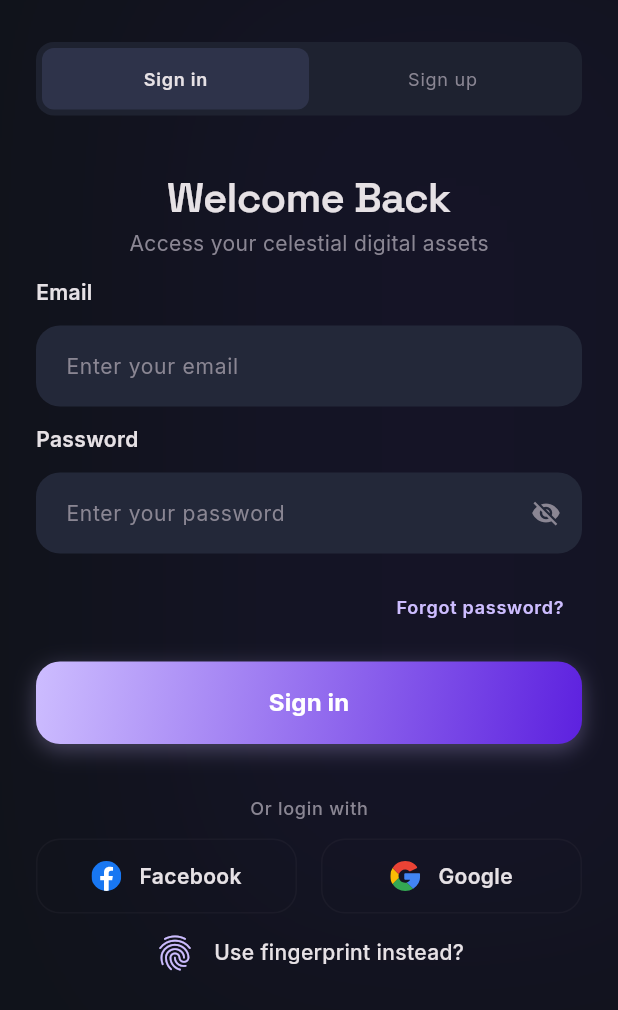
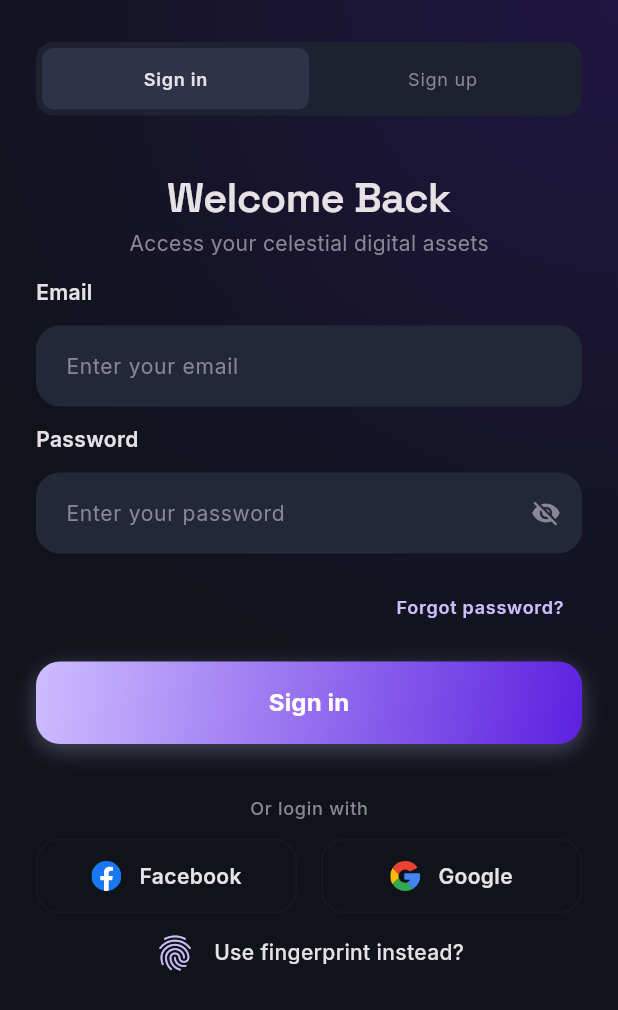
Before and after one commit to Ashraf0Sherif/Crypto, a Flutter app: the AuthScreen screen opened by its route, on a phone screen of 412 x 824 dp. Shown: the top 1010 px of the screen. Run offline on Flutter 3.47's test engine with Material 3 defaults, Android fonts, the phone set to English and light mode, and no system bars; our stand-ins replace fl_chart, flutter_svg, google_fonts, vector_graphics.

Commit message:
feat(auth): add radial gradient background and refactor auth screen layout
- Implement RadialGradient background decoration for AuthScreen
- Extract authentication header into a standalone AuthHeader widget
- Enable navigation to Home route upon sign-in/sign-up
- Make primary action button text dynamic based on auth state
- Improve layout spacing and structure

```diff
--- a/lib/features/auth/presentation/screens/auth_screen.dart
+++ b/lib/features/auth/presentation/screens/auth_screen.dart
@@ -38,13 +38,14 @@ class _AuthScreenState extends State<AuthScreen> {
       body: SafeArea(
         child: Container(
           decoration: BoxDecoration(
-            boxShadow: [
-              BoxShadow(
-                color: AppColors.primaryContainer.withValues(alpha: 0.06),
-                blurRadius: 200,
-                offset: const Offset(100, -40),
-              ),
-            ],
+            gradient: RadialGradient(
+              center: Alignment.topRight,
+              radius: 1.2,
+              colors: [
+                AppColors.primaryContainer.withValues(alpha: 0.2),
+                AppColors.primaryContainer.withValues(alpha: 0.0),
+              ],
+            ),
           ),
           child: SingleChildScrollView(
             padding: const EdgeInsets.symmetric(horizontal: 24),
```
